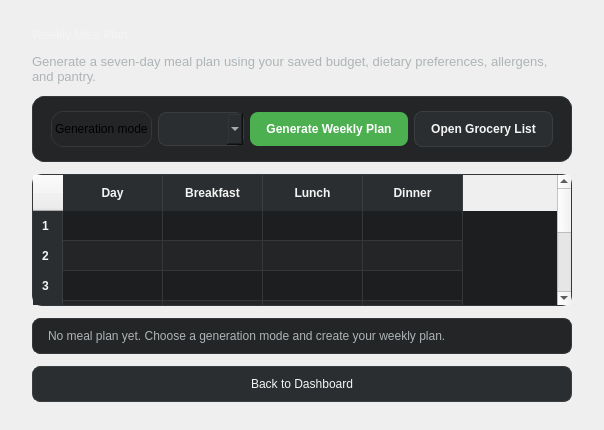
Before: the Qt Designer form gui/pages/MealPlanPage.ui in MichaelAmiot/BudgetBites_CEN3031_SoftwareEngineeringTermProject, drawn with Qt 5.
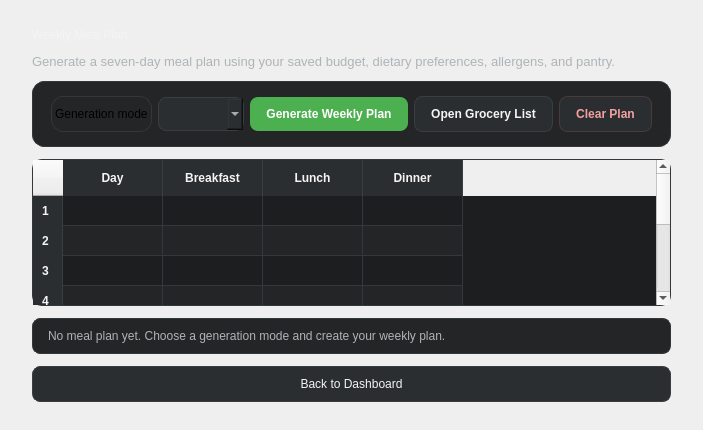
After: the same form once the commit is applied.

Commit message:
Add plan-variety randomization and Clear Plan button
MealGenerator: Normal mode now picks randomly among the top 3
scoring candidates per slot instead of always the single best,
so regenerating produces a different plan each time. Allergy/
dietary filtering is unaffected (happens upstream). Budget-First
and Strict-Budget stay fully deterministic to protect their cost
guarantees.

MealPlanPage: add a confirmation-gated Clear Plan button that
resets the meal plan and grocery list without touching saved
preferences.

Patch:
```diff
--- a/gui/pages/MealPlanPage.ui
+++ b/gui/pages/MealPlanPage.ui
@@ -158,6 +158,35 @@
         </property>
        </widget>
       </item>
+      <item>
+       <widget class="QPushButton" name="clearMealPlanButton">
+        <property name="toolTip">
+         <string>Clears the currently generated weekly meal plan and grocery list.</string>
+        </property>
+        <property name="styleSheet">
+         <string notr="true">QPushButton {
+    background-color: #2B2E30;
+    color: #F4A0A0;
+    border: 1px solid #4A3A3A;
+    border-radius: 8px;
+    padding: 10px 16px;
+    font-weight: 600;
+}
+
+QPushButton:hover {
+    background-color: #3A2C2C;
+    border-color: #E57373;
+}
+
+QPushButton:pressed {
+    background-color: #2A2020;
+}</string>
+        </property>
+        <property name="text">
+         <string>Clear Plan</string>
+        </property>
+       </widget>
+      </item>
      </layout>
     </widget>
    </item>
```
The commit also changes 3 other files.
